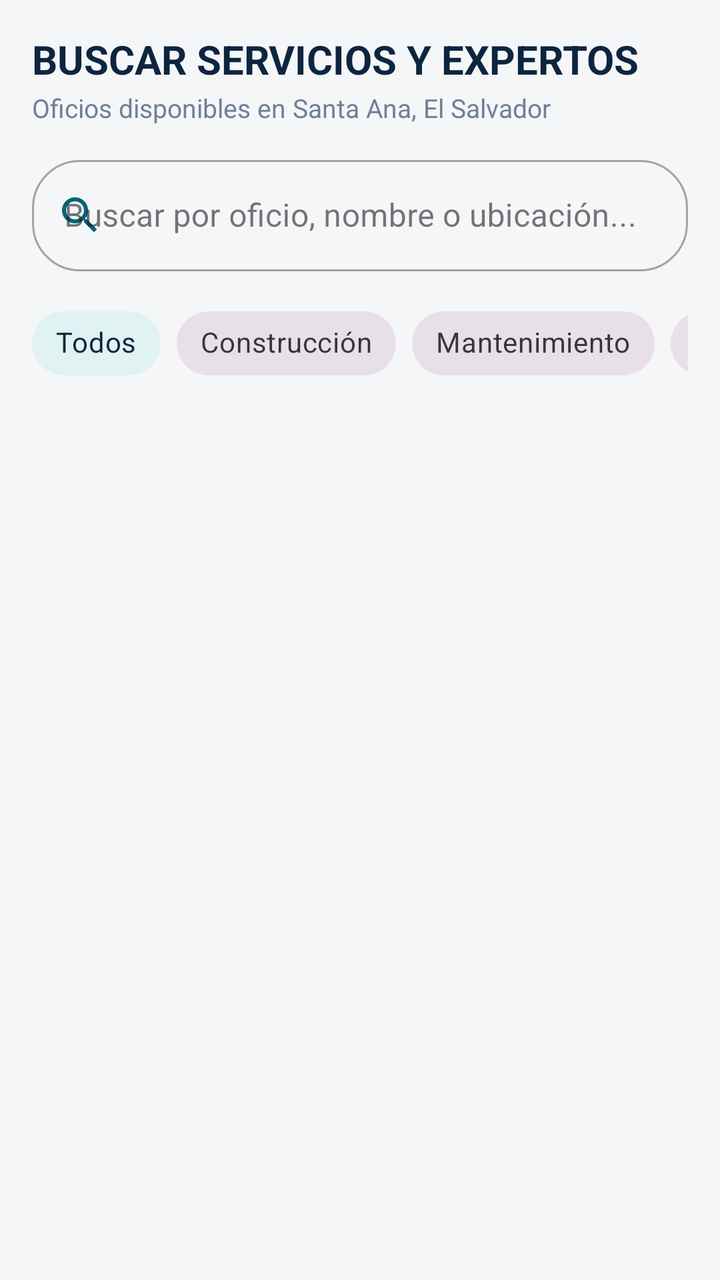
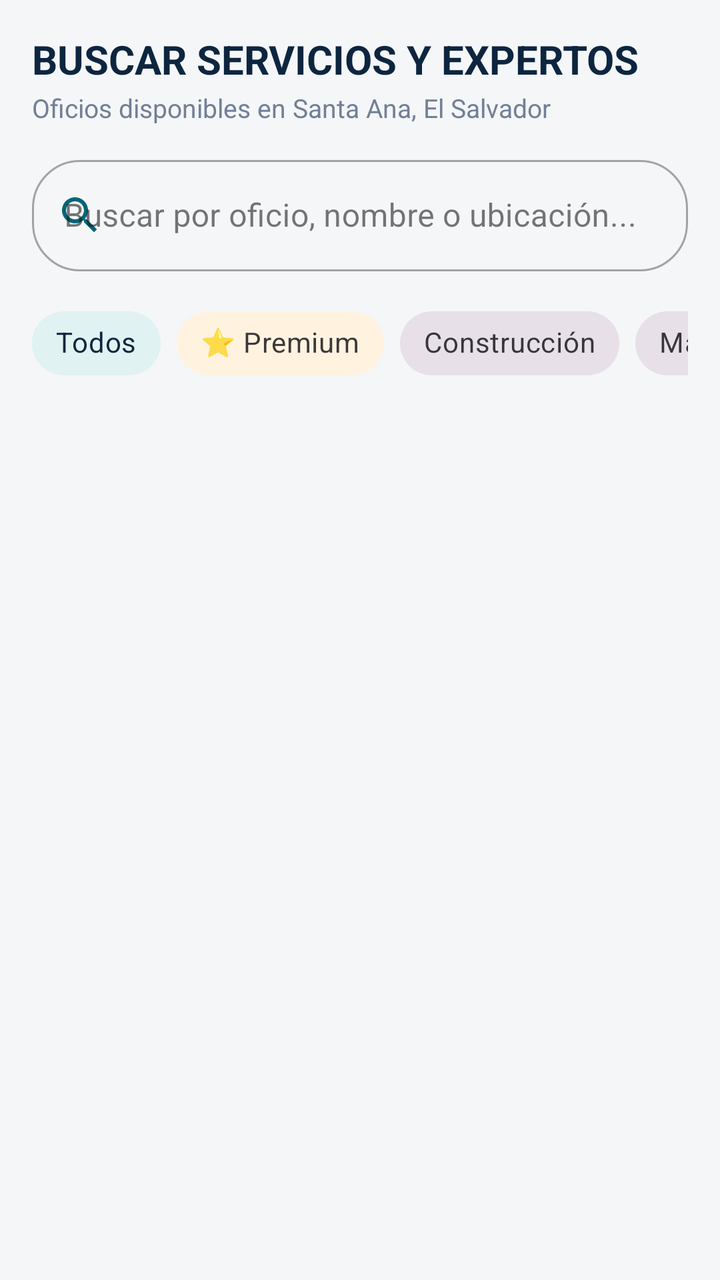

Compare the two renders of this Android layout. The source of the first and the diff that turns it into the second are given below.
<!-- AndroidManifest.xml: application theme Theme.JobLink -->
<!-- res/layout/fragment_search.xml -->
<?xml version="1.0" encoding="utf-8"?>
<LinearLayout xmlns:android="http://schemas.android.com/apk/res/android"
    xmlns:app="http://schemas.android.com/apk/res-auto"
    android:layout_width="match_parent"
    android:layout_height="match_parent"
    android:orientation="vertical"
    android:background="@color/bg_light"
    android:padding="16dp">

    
    <TextView
        android:layout_width="wrap_content"
        android:layout_height="wrap_content"
        android:text="BUSCAR SERVICIOS Y EXPERTOS"
        android:textColor="@color/navy_primary"
        android:textSize="20sp"
        android:textStyle="bold" />

    <TextView
        android:layout_width="wrap_content"
        android:layout_height="wrap_content"
        android:layout_marginTop="2dp"
        android:text="Oficios disponibles en Santa Ana, El Salvador"
        android:textColor="@color/text_secondary"
        android:textSize="13sp" />

    
    <com.google.android.material.textfield.TextInputLayout
        style="@style/Widget.MaterialComponents.TextInputLayout.OutlinedBox"
        android:layout_width="match_parent"
        android:layout_height="wrap_content"
        android:layout_marginTop="12dp"
        android:hint="Buscar por oficio, nombre o ubicación..."
        app:startIconDrawable="@drawable/ic_search"
        app:startIconTint="@color/teal_primary"
        app:boxCornerRadiusTopStart="24dp"
        app:boxCornerRadiusTopEnd="24dp"
        app:boxCornerRadiusBottomStart="24dp"
        app:boxCornerRadiusBottomEnd="24dp">

        <com.google.android.material.textfield.TextInputEditText
            android:id="@+id/etSearchQuery"
            android:layout_width="match_parent"
            android:layout_height="wrap_content"
            android:inputType="text" />
    </com.google.android.material.textfield.TextInputLayout>

    
    <HorizontalScrollView
        android:layout_width="match_parent"
        android:layout_height="wrap_content"
        android:layout_marginTop="12dp"
        android:scrollbars="none">

        <com.google.android.material.chip.ChipGroup
            android:id="@+id/chipGroupCategories"
            android:layout_width="wrap_content"
            android:layout_height="wrap_content"
            app:singleSelection="true">

            <com.google.android.material.chip.Chip
                android:id="@+id/chipAll"
                style="@style/Widget.MaterialComponents.Chip.Choice"
                android:layout_width="wrap_content"
                android:layout_height="wrap_content"
                android:checked="true"
                android:text="Todos"
                app:chipBackgroundColor="@color/teal_light" />

            <com.google.android.material.chip.Chip
                android:id="@+id/chipConstruccion"
                style="@style/Widget.MaterialComponents.Chip.Choice"
                android:layout_width="wrap_content"
                android:layout_height="wrap_content"
                android:text="Construcción" />

            <com.google.android.material.chip.Chip
                android:id="@+id/chipMantenimiento"
                style="@style/Widget.MaterialComponents.Chip.Choice"
                android:layout_width="wrap_content"
                android:layout_height="wrap_content"
                android:text="Mantenimiento" />

            <com.google.android.material.chip.Chip
                android:id="@+id/chipTextiles"
                style="@style/Widget.MaterialComponents.Chip.Choice"
                android:layout_width="wrap_content"
                android:layout_height="wrap_content"
                android:text="Textiles y Calzado" />

            <com.google.android.material.chip.Chip
                android:id="@+id/chipExteriores"
                style="@style/Widget.MaterialComponents.Chip.Choice"
                android:layout_width="wrap_content"
                android:layout_height="wrap_content"
                android:text="Exteriores y Limpieza" />

        </com.google.android.material.chip.ChipGroup>
    </HorizontalScrollView>

    
    <androidx.recyclerview.widget.RecyclerView
        android:id="@+id/rvWorkersList"
        android:layout_width="match_parent"
        android:layout_height="0dp"
        android:layout_weight="1"
        android:layout_marginTop="12dp"
        android:clipToPadding="false"
        android:paddingBottom="12dp" />

</LinearLayout>
<!-- resources referenced by this layout -->
<resources>
  <color name="bg_light">#F4F6F8</color>
  <color name="navy_primary">#0D253F</color>
  <color name="teal_light">#E0F2F1</color>
  <color name="teal_primary">#006677</color>
  <color name="text_secondary">#718096</color>
  <!-- drawable ic_search (drawable) -->
  <vector xmlns:android="http://schemas.android.com/apk/res/android"
      android:width="24dp"
      android:height="24dp"
      android:viewportWidth="24"
      android:viewportHeight="24">
    <path
        android:fillColor="#FF000000"
        android:pathData="M15.5,14h-0.79l-0.28,-0.27C15.41,12.59 16,11.11 16,9.5 16,5.91 13.09,3 9.5,3S3,5.91 3,9.5 5.91,16 9.5,16c1.61,0 3.09,-0.59 4.23,-1.57l0.27,0.28v0.79l5,4.99L20.49,19l-4.99,-5zM9.5,14C7.01,14 5,11.99 5,9.5S7.01,5 9.5,5 14,7.01 14,9.5 11.99,14 9.5,14z"/>
  </vector>
  <style name="Theme.JobLink" parent="Base.Theme.JobLink" />
  <style name="Base.Theme.JobLink" parent="Theme.Material3.DayNight.NoActionBar">
          <item name="colorPrimary">@color/navy_primary</item>
          <item name="colorOnPrimary">@color/white</item>
          <item name="colorSecondary">@color/teal_primary</item>
          <item name="colorOnSecondary">@color/white</item>
          <item name="colorTertiary">@color/orange_accent</item>
          <item name="android:windowBackground">@color/bg_light</item>
          <item name="android:statusBarColor">@color/navy_primary</item>
          <item name="android:navigationBarColor">@color/navy_primary</item>
      </style>
  <color name="white">#FFFFFFFF</color>
  <color name="orange_accent">#FF7A00</color>
</resources>

<!-- the commit's change to res/layout/fragment_search.xml (unified diff, before → after) -->
@@ -42,6 +42,8 @@
             android:id="@+id/etSearchQuery"
             android:layout_width="match_parent"
             android:layout_height="wrap_content"
+            android:textColor="@color/navy_primary"
+            android:textColorHint="@color/text_secondary"
             android:inputType="text" />
     </com.google.android.material.textfield.TextInputLayout>
 
@@ -66,6 +68,14 @@
                 android:checked="true"
                 android:text="Todos"
                 app:chipBackgroundColor="@color/teal_light" />
+
+            <com.google.android.material.chip.Chip
+                android:id="@+id/chipPremium"
+                style="@style/Widget.MaterialComponents.Chip.Choice"
+                android:layout_width="wrap_content"
+                android:layout_height="wrap_content"
+                android:text="⭐ Premium"
+                app:chipBackgroundColor="@color/orange_light" />
 
             <com.google.android.material.chip.Chip
                 android:id="@+id/chipConstruccion"
<!-- resource entries referenced after the edit -->
@@ -2,6 +2,7 @@
 <resources>
   <color name="bg_light">#F4F6F8</color>
   <color name="navy_primary">#0D253F</color>
+  <color name="orange_light">#FFF3E0</color>
   <color name="teal_light">#E0F2F1</color>
   <color name="teal_primary">#006677</color>
   <color name="text_secondary">#718096</color>
